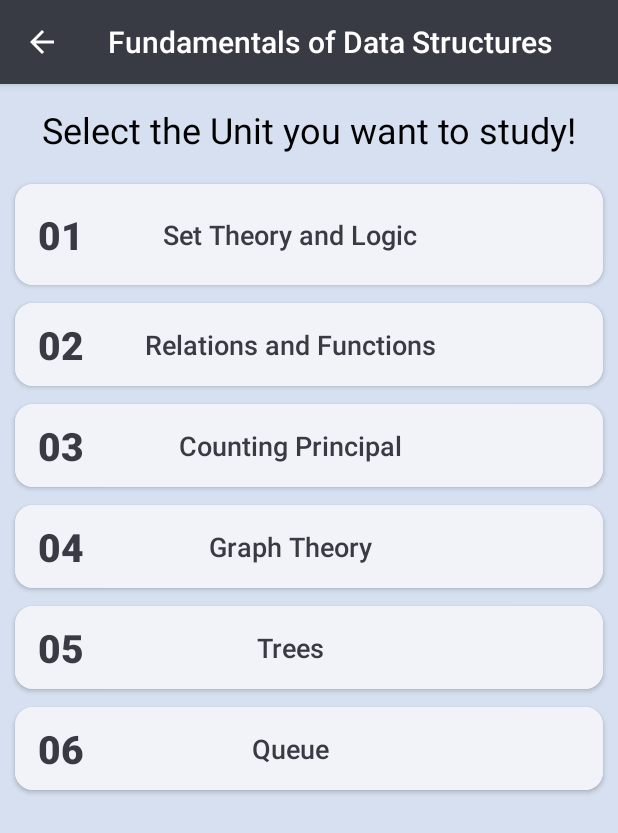
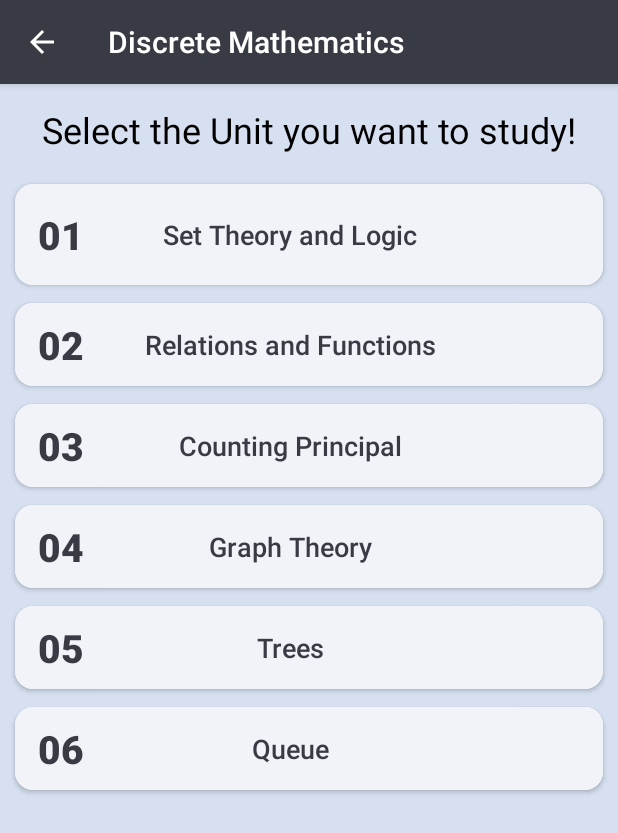
Before and after one commit to adarsh45/SPPUCompTextBooks, an Android app: the SubjectDM screen opened directly, with no data from a screen before it, on a phone screen of 412 x 824 dp. Shown: the top 833 px of the screen. Run offline under Robolectric (Android 15) with nearby library versions, the phone set to English and light mode, and no system bars; our stand-ins replace Firebase (no records; nobody signed in at launch, a user with empty details on screens opened directly).

Commit message:
color changes is details dialog & minor fixes

```diff
--- a/app/src/main/AndroidManifest.xml
+++ b/app/src/main/AndroidManifest.xml
@@ -15,7 +15,8 @@
         android:roundIcon="@mipmap/ic_launcher_round"
         android:supportsRtl="true"
         android:theme="@style/AppTheme">
-        <activity android:name=".MainActivity">
+        <activity android:name=".MainActivity"
+            android:theme="@style/AppThemeWithChangedAccentColor">
             <intent-filter>
                 <action android:name="android.intent.action.MAIN" />
 
--- a/app/src/main/java/com/example/sppucomptextbooks/MainActivity.java
+++ b/app/src/main/java/com/example/sppucomptextbooks/MainActivity.java
@@ -80,6 +80,8 @@ public class MainActivity extends AppCompatActivity implements View.OnClickListe
 
     @Override
     public void onBackPressed() {
+//        sign-out user if back btn pressed
+        mAuth.signOut();
         Intent a = new Intent(Intent.ACTION_MAIN);
         a.addCategory(Intent.CATEGORY_HOME);
         a.setFlags(Intent.FLAG_ACTIVITY_NEW_TASK);
--- a/app/src/main/java/com/example/sppucomptextbooks/subjects/SubjectCG.java
+++ b/app/src/main/java/com/example/sppucomptextbooks/subjects/SubjectCG.java
@@ -45,7 +45,7 @@ public class SubjectCG extends AppCompatActivity {
 
         //        set title and back button on action bar
         if (getSupportActionBar() != null){
-            getSupportActionBar().setTitle(R.string.subject_fds);
+            getSupportActionBar().setTitle(R.string.subject_cg);
             getSupportActionBar().setDisplayHomeAsUpEnabled(true);
         }
 
--- a/app/src/main/java/com/example/sppucomptextbooks/subjects/SubjectDELD.java
+++ b/app/src/main/java/com/example/sppucomptextbooks/subjects/SubjectDELD.java
@@ -45,7 +45,7 @@ public class SubjectDELD extends AppCompatActivity {
 
         //        set title and back button on action bar
         if (getSupportActionBar() != null){
-            getSupportActionBar().setTitle(R.string.subject_fds);
+            getSupportActionBar().setTitle(R.string.subject_deld);
             getSupportActionBar().setDisplayHomeAsUpEnabled(true);
         }
 
--- a/app/src/main/java/com/example/sppucomptextbooks/subjects/SubjectDM.java
+++ b/app/src/main/java/com/example/sppucomptextbooks/subjects/SubjectDM.java
@@ -28,7 +28,7 @@ import java.io.File;
 import static android.os.Environment.DIRECTORY_DOWNLOADS;
 
 public class SubjectDM extends AppCompatActivity {
-    private TextView subjName;
+//    private TextView subjName;
     private Button chap1Btn, chap2Btn, chap3Btn, chap4Btn, chap5Btn, chap6Btn;
     private ImageButton btn1, btn2, btn3, btn4, btn5, btn6;
 
@@ -45,7 +45,7 @@ public class SubjectDM extends AppCompatActivity {
 
         //        set title and back button on action bar
         if (getSupportActionBar() != null){
-            getSupportActionBar().setTitle(R.string.subject_fds);
+            getSupportActionBar().setTitle(R.string.subject_dm);
             getSupportActionBar().setDisplayHomeAsUpEnabled(true);
         }
 
@@ -126,7 +126,7 @@ public class SubjectDM extends AppCompatActivity {
 
     public void downloadFile(View view){
         mStorageRef = FirebaseStorage.getInstance().getReference();
-        ref = mStorageRef.child("DM").child("crack.pdf");
+        ref = mStorageRef.child("DM").child(pdfName);
         ref.getDownloadUrl().addOnSuccessListener(new OnSuccessListener<Uri>() {
             @Override
             public void onSuccess(Uri uri) {
--- a/app/src/main/java/com/example/sppucomptextbooks/subjects/SubjectFDS.java
+++ b/app/src/main/java/com/example/sppucomptextbooks/subjects/SubjectFDS.java
@@ -29,7 +29,7 @@ import static android.os.Environment.DIRECTORY_DOWNLOADS;
 
 public class SubjectFDS extends AppCompatActivity {
 
-    private TextView subjName;
+//    private TextView subjName;
     private Button chap1Btn, chap2Btn, chap3Btn, chap4Btn, chap5Btn, chap6Btn;
     private ImageButton btn1, btn2, btn3, btn4, btn5, btn6;
 
--- a/app/src/main/java/com/example/sppucomptextbooks/subjects/SubjectOOP.java
+++ b/app/src/main/java/com/example/sppucomptextbooks/subjects/SubjectOOP.java
@@ -28,7 +28,7 @@ import java.io.File;
 import static android.os.Environment.DIRECTORY_DOWNLOADS;
 
 public class SubjectOOP extends AppCompatActivity {
-    private TextView subjName;
+//    private TextView subjName;
     private Button chap1Btn, chap2Btn, chap3Btn, chap4Btn, chap5Btn, chap6Btn;
     private ImageButton btn1, btn2, btn3, btn4, btn5, btn6;
 
@@ -45,7 +45,7 @@ public class SubjectOOP extends AppCompatActivity {
 
 //        set title and back button on action bar
         if (getSupportActionBar() != null){
-            getSupportActionBar().setTitle(R.string.subject_fds);
+            getSupportActionBar().setTitle(R.string.subject_oop);
             getSupportActionBar().setDisplayHomeAsUpEnabled(true);
         }
 
--- a/app/src/main/res/values/styles.xml
+++ b/app/src/main/res/values/styles.xml
@@ -6,6 +6,14 @@
         <item name="colorPrimaryDark">@color/colorPrimaryDark</item>
         <item name="colorAccent">@color/colorAccent</item>
         <item name="drawerArrowStyle">@style/DrawerTheme</item>
+    </style>
+
+    <!-- Base application theme. -->
+    <style name="AppThemeWithChangedAccentColor" parent="Theme.AppCompat.Light.NoActionBar">
+        <!-- Customize your theme here. -->
+        <item name="colorPrimary">@color/colorPrimary</item>
+        <item name="colorPrimaryDark">@color/colorPrimaryDark</item>
+        <item name="colorAccent">@color/colorPrimary</item>
     </style>
 
 <!--    same theme with action bar-->
```
Also changed, not shown: app/src/main/java/com/example/sppucomptextbooks/FoldersScreen.java (+21 -5 lines), 1 other file.
